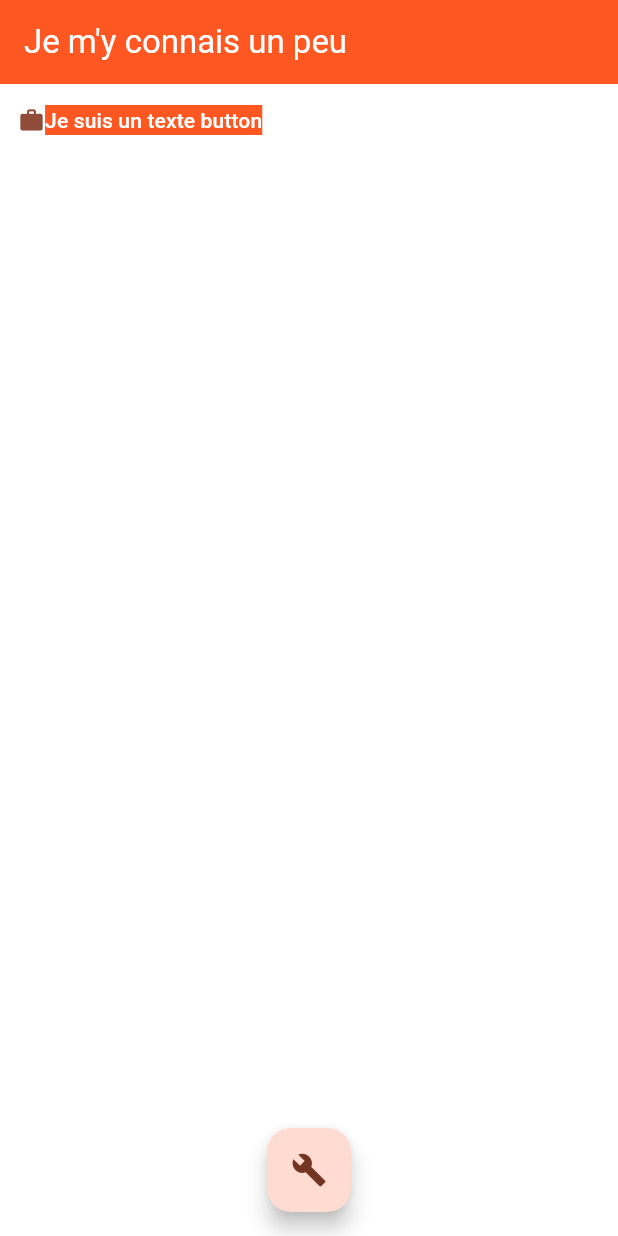
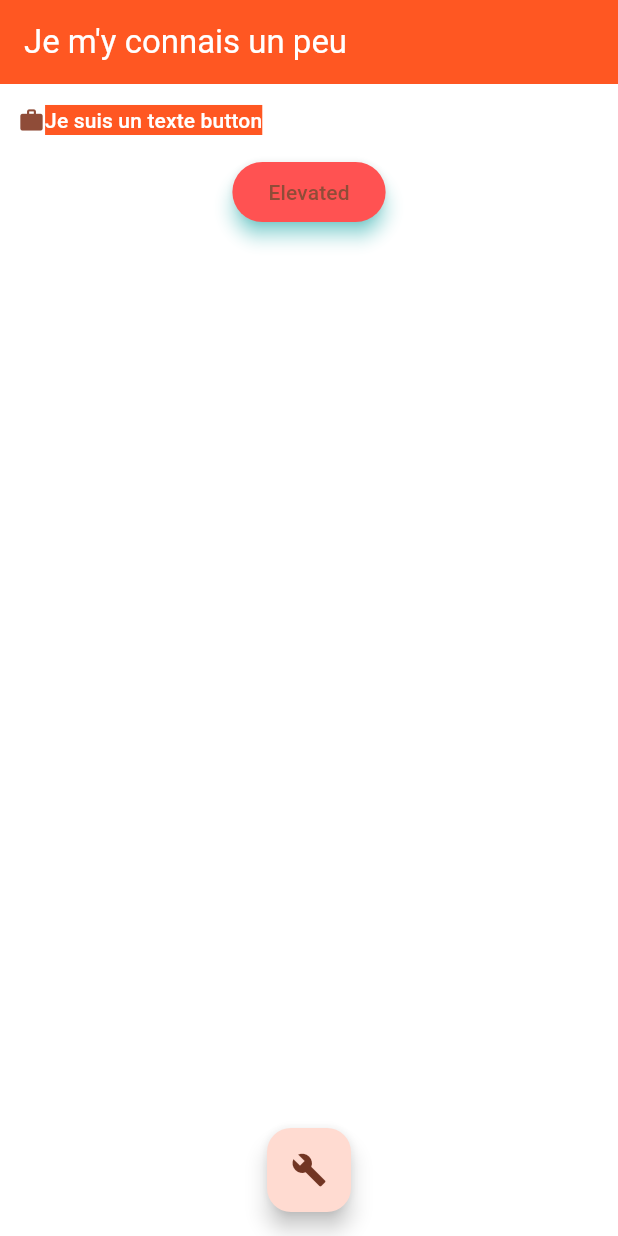
Before and after one commit to MaximeBel24/Flutter_Widget_Interactifs, a Flutter app: the screen it shows after launch, on a phone screen of 412 x 824 dp. Run offline on Flutter 3.47's test engine with Material 3 defaults, Android fonts, the phone set to English and light mode, and no system bars.

Commit message:
ajout d'un ElevatedButton

```diff
--- a/lib/interactif_page.dart
+++ b/lib/interactif_page.dart
@@ -51,6 +51,20 @@ class InteractifPageState extends State<InteractifPage> {
                   textButtonText()
                 ],
               ),
+          ),
+          ElevatedButton(
+              onPressed: () {
+                print("Salut");
+              },
+              child: const Text("Elevated"),
+            onLongPress: () {
+                updateColorsOnLongPress();
+            },
+            style: ElevatedButton.styleFrom(
+              backgroundColor: Colors.redAccent,
+              elevation: 5,
+              shadowColor: Colors.cyanAccent
+            ),
           )
         ],
       ),),
@@ -66,6 +80,12 @@ class InteractifPageState extends State<InteractifPage> {
     setState(() {
       backgroundColor = (backgroundColor == Colors.white) ? Colors.black: Colors.white;
       textColor = (textColor == Colors.black) ? Colors.white: Colors.black;
+    });
+  }
+
+  updateColorsOnLongPress() {
+    setState(() {
+      backgroundColor = (backgroundColor == Colors.white ||backgroundColor == Colors.black) ? Colors.deepOrange: Colors.white;
     });
   }
 
```
